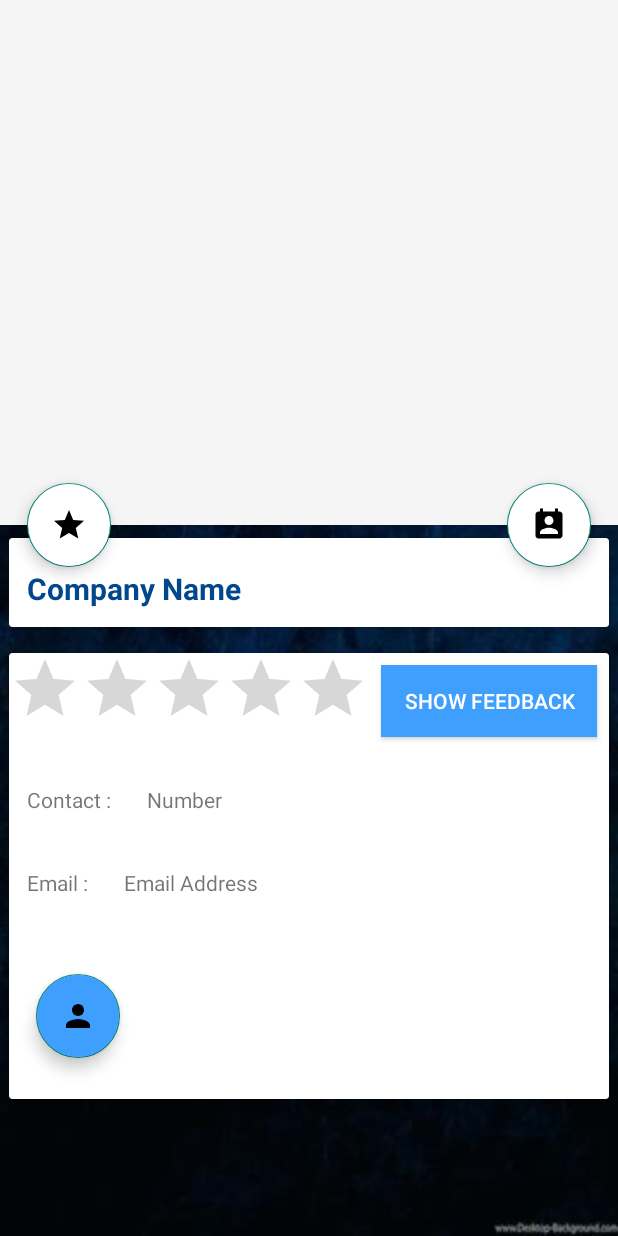
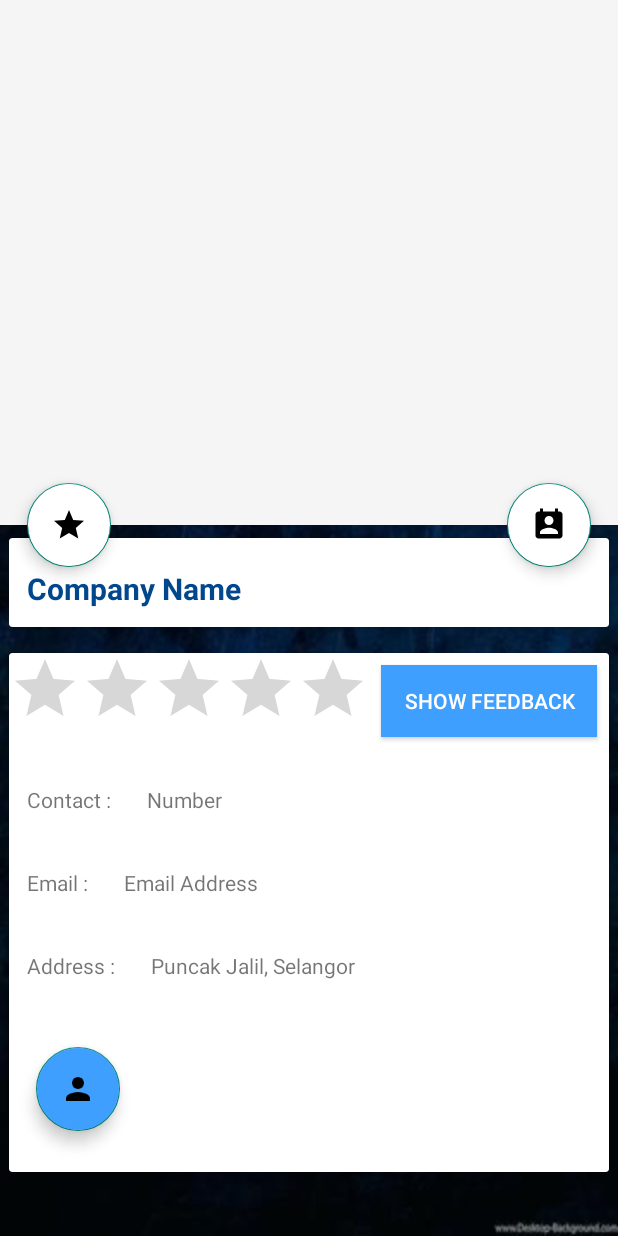
Before and after one commit to Thinesh23/Solutvent2, an Android app: the layout activity_event_detail.xml on its own in the app's theme, with its tools: preview values and no code run, on a phone screen of 412 x 824 dp. Run offline under Robolectric (Android 15) with nearby library versions, the phone set to English and light mode, and no system bars.

Commit message:
soluvent version 1.3

```diff
--- a/app/build.gradle
+++ b/app/build.gradle
@@ -53,7 +53,7 @@ dependencies {
     implementation 'com.squareup.picasso:picasso:2.5.2'
 
     //Sql Database
-    implementation 'io.paperdb:paperdb:2.1'
+    implementation 'io.paperdb:paperdb:2.6'
     implementation 'com.readystatesoftware.sqliteasset:sqliteassethelper:+'
 
     //Android library
--- a/app/src/main/java/example/com/solutvent/BookingHistory.java
+++ b/app/src/main/java/example/com/solutvent/BookingHistory.java
@@ -129,7 +129,7 @@ public class BookingHistory extends AppCompatActivity {
     }
 
    private void loadHistory(){
-       Query getOrderByUser = requests.orderByChild("organizerPhone").equalTo(Common.currentUser.getPhone());
+       Query getOrderByUser = requests.orderByChild("customerPhone").equalTo(Common.currentUser.getPhone());
        FirebaseRecyclerOptions<Request> orderOptions = new FirebaseRecyclerOptions.Builder<Request>()
                .setQuery(getOrderByUser,Request.class)
                .build();
--- a/app/src/main/java/example/com/solutvent/CustomerReg.java
+++ b/app/src/main/java/example/com/solutvent/CustomerReg.java
@@ -120,4 +120,10 @@ public class CustomerReg extends AppCompatActivity {
             }
         });
     }
+
+    @Override
+    public void onBackPressed() {
+        super.onBackPressed();
+        this.finish();
+    }
 }
--- a/app/src/main/java/example/com/solutvent/PlannerReg.java
+++ b/app/src/main/java/example/com/solutvent/PlannerReg.java
@@ -303,4 +303,10 @@ public class PlannerReg extends AppCompatActivity {
         });
         alertDialog.show();
     }
+
+    @Override
+    public void onBackPressed() {
+        super.onBackPressed();
+        this.finish();
+    }
 }
--- a/app/src/main/java/example/com/solutvent/ShowComment.java
+++ b/app/src/main/java/example/com/solutvent/ShowComment.java
@@ -53,10 +53,10 @@ public class ShowComment extends AppCompatActivity{
     @Override
     protected void onCreate(Bundle savedInstanceState){
         super.onCreate(savedInstanceState);
-        CalligraphyConfig.initDefault(new CalligraphyConfig.Builder()
+/*        CalligraphyConfig.initDefault(new CalligraphyConfig.Builder()
                 .setDefaultFontPath("fonts/KGSkinnyLatte.ttf")
                 .setFontAttrId(R.attr.fontPath)
-                .build());
+                .build());*/
         setContentView(R.layout.activity_show_comment);
 
         database = FirebaseDatabase.getInstance();
--- a/app/src/main/java/example/com/solutvent/ViewHolder/CompanyViewHolder.java
+++ b/app/src/main/java/example/com/solutvent/ViewHolder/CompanyViewHolder.java
@@ -14,7 +14,7 @@ public class CompanyViewHolder extends RecyclerView.ViewHolder implements
         View.OnClickListener,
         View.OnCreateContextMenuListener{
 
-    public TextView event_name,event_booking;
+    public TextView event_name,event_booking,package_price, state_location;
     public ImageView event_image,fav_image,share_image,quick_cart;
 
     private ItemClickListener itemClickListener;
@@ -25,6 +25,8 @@ public class CompanyViewHolder extends RecyclerView.ViewHolder implements
 
         event_name = (TextView) itemView.findViewById(R.id.event_name);
         event_image = (ImageView) itemView.findViewById(R.id.event_image);
+        package_price = (TextView) itemView.findViewById(R.id.package_price);
+        state_location = (TextView) itemView.findViewById(R.id.state_location);
         //fav_image = (ImageView) itemView.findViewById(R.id.fav);
         share_image = (ImageView) itemView.findViewById(R.id.btnShare);
         //quick_cart = (ImageView) itemView.findViewById(R.id.btn_quick_cart);
--- a/app/src/main/res/layout/activity_booking2.xml
+++ b/app/src/main/res/layout/activity_booking2.xml
@@ -25,14 +25,14 @@
         app:sv_doneTextColor="@android:color/white"
         app:sv_doneStepMarkColor="@android:color/white"/>
 
-    <example.com.engage.Common.NonSwipeViewPager
+    <example.com.solutvent.Common.NonSwipeViewPager
         android:layout_width="match_parent"
         android:layout_height="match_parent"
         android:id="@+id/view_pager"
         android:layout_below="@+id/step_view"
         android:layout_above="@+id/layout_button">
 
-    </example.com.engage.Common.NonSwipeViewPager>
+    </example.com.solutvent.Common.NonSwipeViewPager>
 
     <LinearLayout
         android:layout_width="match_parent"
--- a/app/src/main/res/layout/activity_event_detail.xml
+++ b/app/src/main/res/layout/activity_event_detail.xml
@@ -196,13 +196,39 @@
 
                     <LinearLayout
                         android:layout_width="match_parent"
+                        android:layout_height="wrap_content"
+                        android:orientation="horizontal">
+
+                        <TextView
+                            android:layout_width="wrap_content"
+                            android:layout_height="wrap_content"
+                            android:layout_marginTop="12dp"
+                            android:padding="12dp"
+                            android:lineSpacingMultiplier="1.5"
+                            android:textSize="14sp"
+                            android:text="Address :" />
+
+                        <TextView
+                            android:layout_width="wrap_content"
+                            android:layout_height="wrap_content"
+                            android:layout_marginTop="12dp"
+                            android:id="@+id/event_address"
+                            android:padding="12dp"
+                            android:lineSpacingMultiplier="1.5"
+                            android:textSize="14sp"
+                            android:text="Puncak Jalil, Selangor" />
+
+                    </LinearLayout>
+
+                    <LinearLayout
+                        android:layout_width="match_parent"
                         android:layout_height="wrap_content">
 
                         <android.support.design.widget.FloatingActionButton
                             android:id="@+id/btn_show_booking"
                             android:layout_width="wrap_content"
                             android:layout_height="wrap_content"
-                            android:layout_marginTop="12dp"
+                            android:layout_marginTop="5dp"
                             android:backgroundTint="@color/colorAccent"
                             android:src="@drawable/ic_person_black_24dp"
                             app:elevation="6dp"
--- a/app/src/main/res/layout/choose_user.xml
+++ b/app/src/main/res/layout/choose_user.xml
@@ -18,6 +18,7 @@
         android:weightSum="1"
         android:gravity="center_horizontal"
         android:orientation="horizontal"
+        android:checkedButton="@id/radioCustomer"
         app:layout_constraintEnd_toEndOf="parent"
         app:layout_constraintStart_toStartOf="parent"
         app:layout_constraintTop_toTopOf="parent">
```
Also changed, not shown: app/src/main/java/example/com/solutvent/EventDetail.java (+7 -18 lines), app/src/main/java/example/com/solutvent/EventList.java (+6 -2 lines), app/src/main/java/example/com/solutvent/Home.java (+40 -9 lines), app/src/main/java/example/com/solutvent/MainActivity.java (+23 -2 lines), app/src/main/res/layout/event_item.xml (+39 -1 lines), app/src/main/res/layout/fragment_booking_step_two.xml (+1 -7 lines), app/src/main/res/layout/update_customer_profile_layout.xml (renamed from app/src/main/res/layout/update_organizer_profile_layout.xml, +11 -1 lines), app/src/main/res/layout/update_planner_profile_layout.xml (renamed from app/src/main/res/layout/update_profile_layout.xml, +11 -1 lines).
